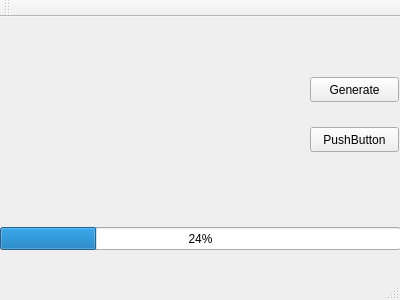
Old version of the form mainwindow.ui in the repository nglphucvinh/Cryptor.
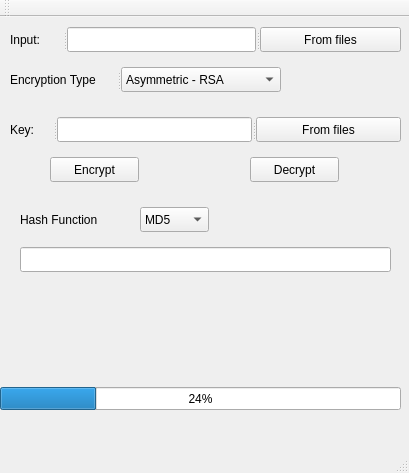
New version of the form.

Commit message:
Draft first layout
Throw together ideas of an application

```diff
--- a/mainwindow.ui
+++ b/mainwindow.ui
@@ -6,45 +6,19 @@
    <rect>
     <x>0</x>
     <y>0</y>
-    <width>400</width>
-    <height>300</height>
+    <width>409</width>
+    <height>473</height>
    </rect>
   </property>
   <property name="windowTitle">
    <string>Cryptor - A Cryptography Program</string>
   </property>
   <widget class="QWidget" name="centralWidget">
-   <widget class="QPushButton" name="pushButton">
-    <property name="geometry">
-     <rect>
-      <x>310</x>
-      <y>60</y>
-      <width>89</width>
-      <height>25</height>
-     </rect>
-    </property>
-    <property name="text">
-     <string>Generate</string>
-    </property>
-   </widget>
-   <widget class="QPushButton" name="pushButton_2">
-    <property name="geometry">
-     <rect>
-      <x>310</x>
-      <y>110</y>
-      <width>89</width>
-      <height>25</height>
-     </rect>
-    </property>
-    <property name="text">
-     <string>PushButton</string>
-    </property>
-   </widget>
    <widget class="QProgressBar" name="progressBar">
     <property name="geometry">
      <rect>
       <x>0</x>
-      <y>210</y>
+      <y>370</y>
       <width>401</width>
       <height>23</height>
      </rect>
@@ -53,6 +27,158 @@
      <number>24</number>
     </property>
    </widget>
+   <widget class="QLabel" name="label_3">
+    <property name="geometry">
+     <rect>
+      <x>20</x>
+      <y>190</y>
+      <width>111</width>
+      <height>25</height>
+     </rect>
+    </property>
+    <property name="text">
+     <string>Hash Function</string>
+    </property>
+   </widget>
+   <widget class="QComboBox" name="comboBox_2">
+    <property name="geometry">
+     <rect>
+      <x>140</x>
+      <y>190</y>
+      <width>69</width>
+      <height>25</height>
+     </rect>
+    </property>
+    <item>
+     <property name="text">
+      <string>MD5</string>
+     </property>
+    </item>
+    <item>
+     <property name="text">
+      <string>SHA-1</string>
+     </property>
+    </item>
+   </widget>
+   <widget class="QPushButton" name="pushButton_3">
+    <property name="geometry">
+     <rect>
+      <x>50</x>
+      <y>140</y>
+      <width>89</width>
+      <height>25</height>
+     </rect>
+    </property>
+    <property name="text">
+     <string>Encrypt</string>
+    </property>
+   </widget>
+   <widget class="QPushButton" name="pushButton_4">
+    <property name="geometry">
+     <rect>
+      <x>250</x>
+      <y>140</y>
+      <width>89</width>
+      <height>25</height>
+     </rect>
+    </property>
+    <property name="text">
+     <string>Decrypt</string>
+    </property>
+   </widget>
+   <widget class="QLineEdit" name="lineEdit_3">
+    <property name="geometry">
+     <rect>
+      <x>20</x>
+      <y>230</y>
+      <width>371</width>
+      <height>25</height>
+     </rect>
+    </property>
+   </widget>
+   <widget class="QSplitter" name="splitter">
+    <property name="geometry">
+     <rect>
+      <x>10</x>
+      <y>50</y>
+      <width>271</width>
+      <height>25</height>
+     </rect>
+    </property>
+    <property name="orientation">
+     <enum>Qt::Horizontal</enum>
+    </property>
+    <widget class="QLabel" name="label_2">
+     <property name="text">
+      <string>Encryption Type</string>
+     </property>
+    </widget>
+    <widget class="QComboBox" name="comboBox">
+     <item>
+      <property name="text">
+       <string>Asymmetric - RSA</string>
+      </property>
+     </item>
+     <item>
+      <property name="text">
+       <string>Symmetric - DES</string>
+      </property>
+     </item>
+     <item>
+      <property name="text">
+       <string>Symmetric - AES</string>
+      </property>
+     </item>
+    </widget>
+   </widget>
+   <widget class="QSplitter" name="splitter_3">
+    <property name="geometry">
+     <rect>
+      <x>10</x>
+      <y>100</y>
+      <width>391</width>
+      <height>25</height>
+     </rect>
+    </property>
+    <property name="orientation">
+     <enum>Qt::Horizontal</enum>
+    </property>
+    <widget class="QLabel" name="label_4">
+     <property name="text">
+      <string>Key:</string>
+     </property>
+    </widget>
+    <widget class="QLineEdit" name="lineEdit_2"/>
+    <widget class="QPushButton" name="pushButton_2">
+     <property name="text">
+      <string>From files</string>
+     </property>
+    </widget>
+   </widget>
+   <widget class="QSplitter" name="splitter_2">
+    <property name="geometry">
+     <rect>
+      <x>10</x>
+      <y>10</y>
+      <width>391</width>
+      <height>25</height>
+     </rect>
+    </property>
+    <property name="orientation">
+     <enum>Qt::Horizontal</enum>
+    </property>
+    <widget class="QLabel" name="label">
+     <property name="text">
+      <string>Input:</string>
+     </property>
+    </widget>
+    <widget class="QLineEdit" name="lineEdit"/>
+    <widget class="QPushButton" name="pushButton">
+     <property name="text">
+      <string>From files</string>
+     </property>
+    </widget>
+   </widget>
   </widget>
   <widget class="QMenuBar" name="menuBar">
    <property name="geometry">
```
Left out of the diff: 2 changed lines with no effect on the pictures.
